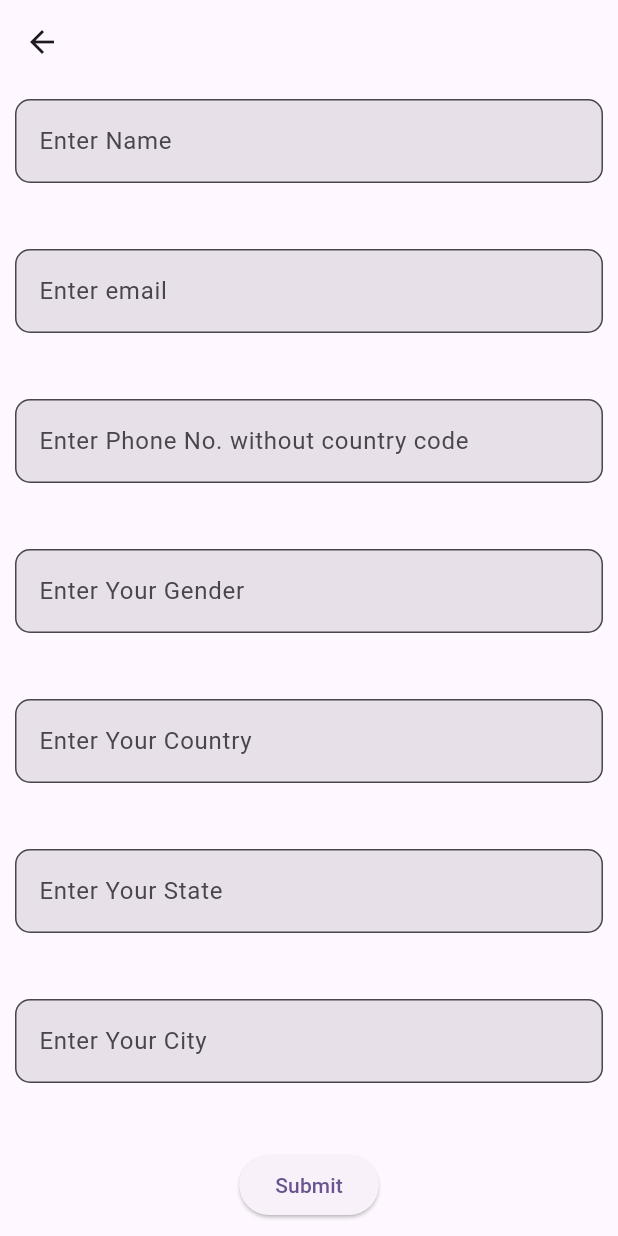
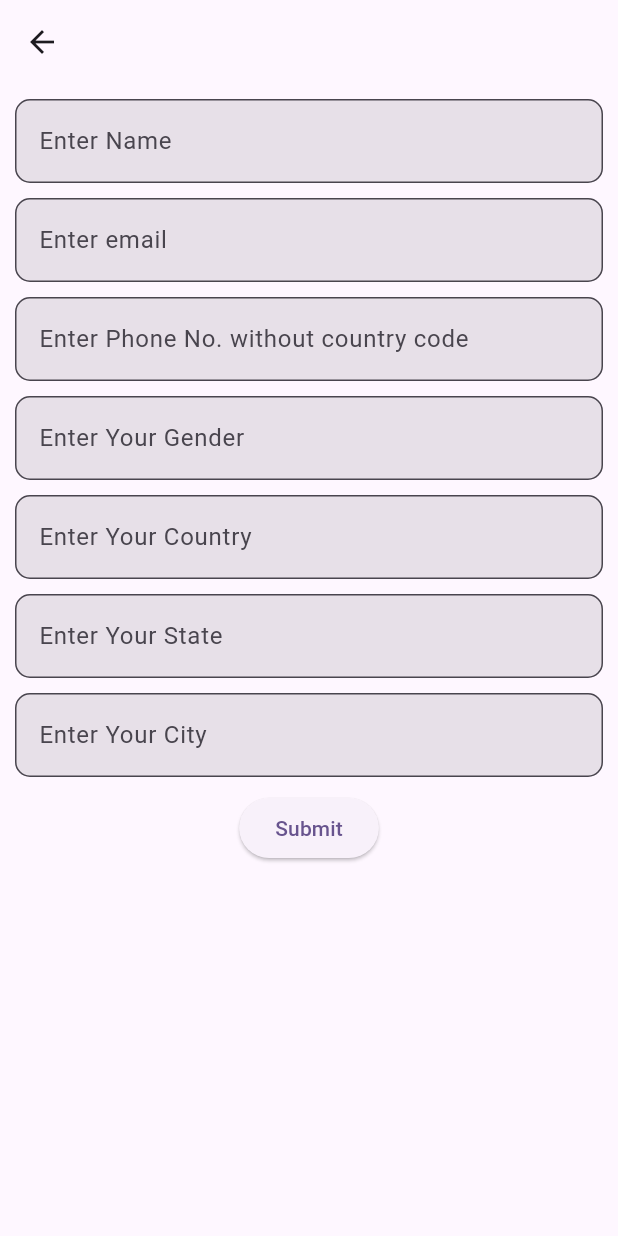
Before and after one commit to Vinayakg09/InfoWare, a Flutter app: the screen it shows after launch, in the side drawer, after a tap on "Survey", on a phone screen of 412 x 824 dp. Run offline on Flutter 3.47's test engine with Material 3 defaults, Android fonts, the light colour scheme and no system bars; our stand-ins replace flutter_bloc, just_audio; network calls fail.

Commit message:
Fixed the survey form

```diff
--- a/lib/view/surveyFrom.dart
+++ b/lib/view/surveyFrom.dart
@@ -28,10 +28,12 @@ class _SurveyFormState extends State<SurveyForm> {
         padding: const EdgeInsets.all(10.0),
         child: Form(
           key: _formKey,
+          child: SingleChildScrollView(
             child: Column(
-            mainAxisAlignment: MainAxisAlignment.spaceBetween,
               children: [
-              TextFormField(
+                Padding(
+                  padding: const EdgeInsets.only(bottom: 10.0),
+                  child: TextFormField(
                     controller: _name,
                     decoration: InputDecoration(
                         hintText: "Enter Name",
@@ -45,7 +47,10 @@ class _SurveyFormState extends State<SurveyForm> {
                       return null;
                     },
                   ),
-              TextFormField(
+                ),
+                Padding(
+                  padding: const EdgeInsets.only(bottom: 10.0),
+                  child: TextFormField(
                     controller: _email,
                     decoration: InputDecoration(
                         hintText: "Enter email",
@@ -61,7 +66,10 @@ class _SurveyFormState extends State<SurveyForm> {
                       return null;
                     },
                   ),
-              TextFormField(
+                ),
+                Padding(
+                  padding: const EdgeInsets.only(bottom: 10.0),
+                  child: TextFormField(
                     controller: _phone,
                     keyboardType: TextInputType.phone,
                     decoration: InputDecoration(
@@ -76,7 +84,10 @@ class _SurveyFormState extends State<SurveyForm> {
                       return null;
                     },
                   ),
-              TextFormField(
+                ),
+                Padding(
+                  padding: const EdgeInsets.only(bottom: 10.0),
+                  child: TextFormField(
                     controller: _gender,
                     decoration: InputDecoration(
                         hintText: "Enter Your Gender",
@@ -90,7 +101,10 @@ class _SurveyFormState extends State<SurveyForm> {
                       return null;
                     },
                   ),
-              TextFormField(
+                ),
+                Padding(
+                  padding: const EdgeInsets.only(bottom: 10.0),
+                  child: TextFormField(
                     controller: _country,
                     decoration: InputDecoration(
                         hintText: "Enter Your Country",
@@ -104,7 +118,10 @@ class _SurveyFormState extends State<SurveyForm> {
                       return null;
                     },
                   ),
-              TextFormField(
+                ),
+                Padding(
+                  padding: const EdgeInsets.only(bottom: 10.0),
+                  child: TextFormField(
                     controller: _state,
                     decoration: InputDecoration(
                         hintText: "Enter Your State",
@@ -118,7 +135,10 @@ class _SurveyFormState extends State<SurveyForm> {
                       return null;
                     },
                   ),
-              TextFormField(
+                ),
+                Padding(
+                  padding: const EdgeInsets.only(bottom: 10.0),
+                  child: TextFormField(
                     controller: _city,
                     decoration: InputDecoration(
                         hintText: "Enter Your City",
@@ -131,6 +151,7 @@ class _SurveyFormState extends State<SurveyForm> {
                       }
                       return null;
                     },
+                  ),
                 ),
                 ElevatedButton(
                   onPressed: () {
@@ -148,6 +169,7 @@ class _SurveyFormState extends State<SurveyForm> {
             ),
           ),
         ),
+      ),
     );
   }
 }
```
Lines whose indentation alone changed are shown as unchanged.
